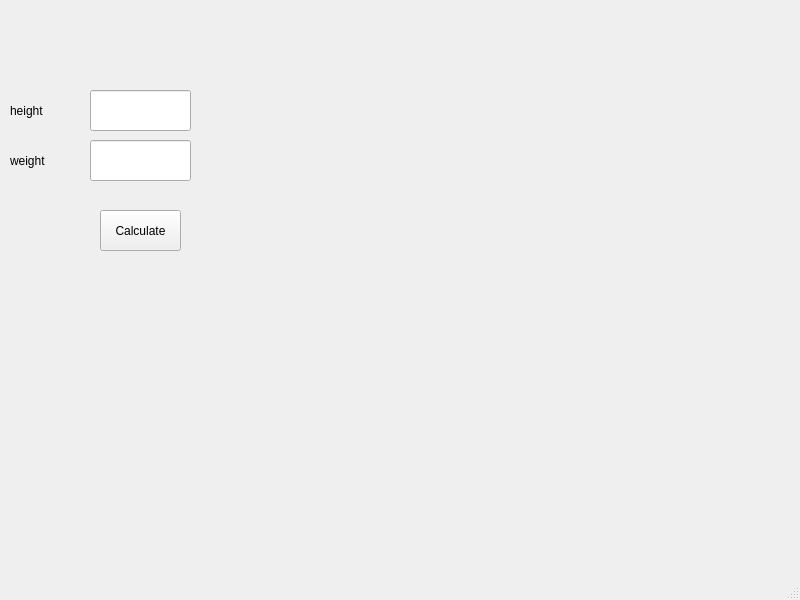
The window that form.ui (best-projects/idealWeight) describes before a commit, drawn with Qt 5.
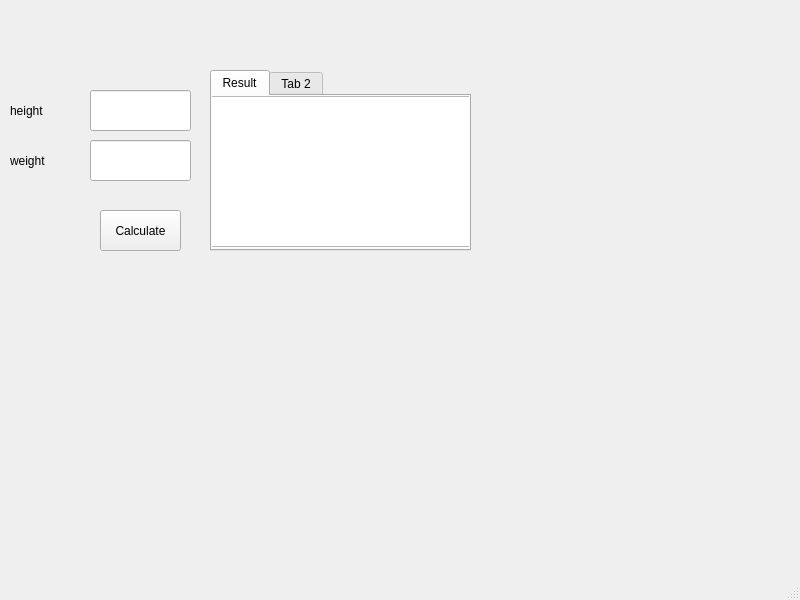
The same window after the commit.

Diff of the .ui file:
```diff
--- a/form.ui
+++ b/form.ui
@@ -79,6 +79,39 @@
      <string>Calculate</string>
     </property>
    </widget>
+   <widget class="QTabWidget" name="tabWidget">
+    <property name="geometry">
+     <rect>
+      <x>210</x>
+      <y>70</y>
+      <width>261</width>
+      <height>181</height>
+     </rect>
+    </property>
+    <property name="currentIndex">
+     <number>0</number>
+    </property>
+    <widget class="QWidget" name="tab">
+     <attribute name="title">
+      <string>Result</string>
+     </attribute>
+     <widget class="QTextBrowser" name="textBrowser">
+      <property name="geometry">
+       <rect>
+        <x>-10</x>
+        <y>0</y>
+        <width>271</width>
+        <height>151</height>
+       </rect>
+      </property>
+     </widget>
+    </widget>
+    <widget class="QWidget" name="tab_2">
+     <attribute name="title">
+      <string>Tab 2</string>
+     </attribute>
+    </widget>
+   </widget>
   </widget>
   <widget class="QMenuBar" name="menubar">
    <property name="geometry">
```
Left out of the diff: 25 changed lines with no effect on the pictures.
